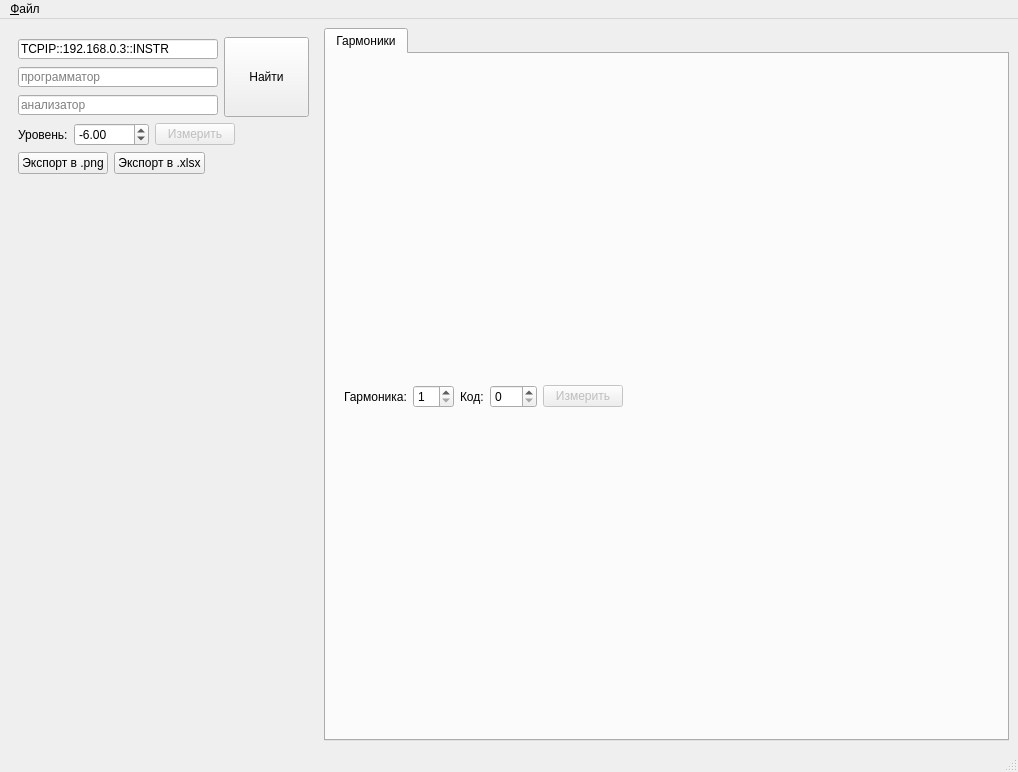
First picture: the form in mainwindow.ui, repository igrekus/lpf_uni, before the edit.
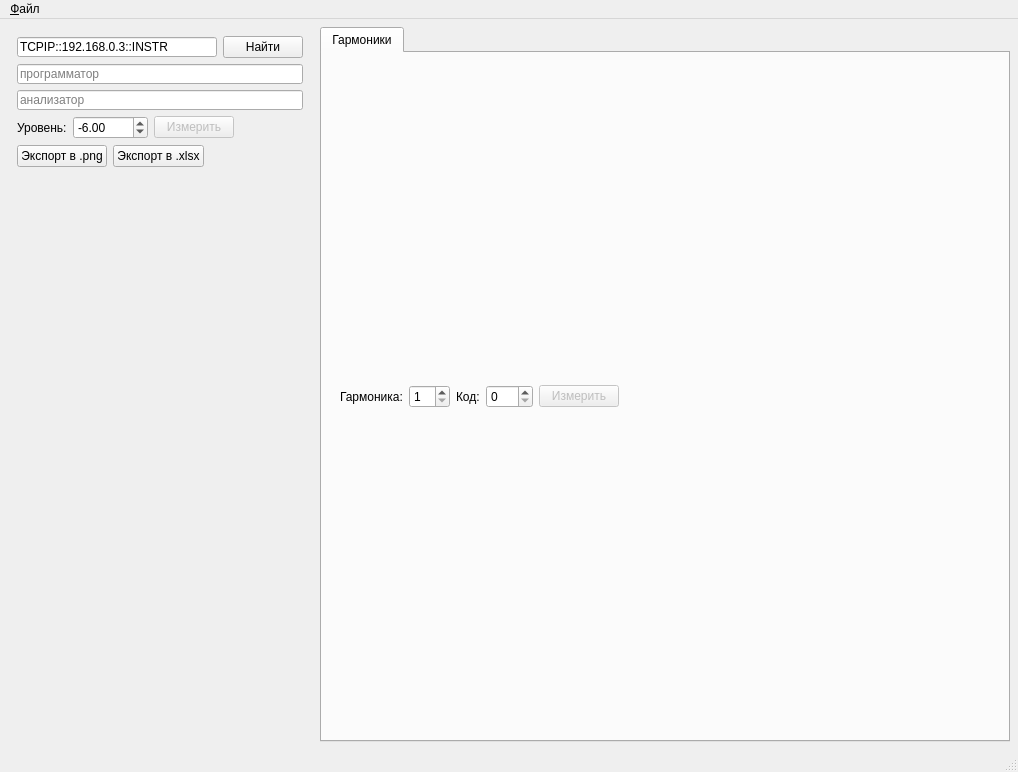
Second picture: the form after the edit.

Commit message: feat: UI rearrange

```diff
--- a/mainwindow.ui
+++ b/mainwindow.ui
@@ -14,7 +14,22 @@
    <string>Измерения параметров ФНЧ</string>
   </property>
   <widget class="QWidget" name="centralwidget">
-   <layout class="QHBoxLayout" name="horizontalLayout_5">
+   <layout class="QHBoxLayout" name="horizontalLayout_4">
+    <property name="spacing">
+     <number>8</number>
+    </property>
+    <property name="leftMargin">
+     <number>8</number>
+    </property>
+    <property name="topMargin">
+     <number>8</number>
+    </property>
+    <property name="rightMargin">
+     <number>8</number>
+    </property>
+    <property name="bottomMargin">
+     <number>8</number>
+    </property>
     <item>
      <layout class="QVBoxLayout" name="verticalLayout_3">
       <item>
@@ -33,12 +48,9 @@
         </property>
         <layout class="QVBoxLayout" name="verticalLayout_2">
          <item>
-          <layout class="QHBoxLayout" name="horizontalLayout_2">
-           <item>
             <layout class="QVBoxLayout" name="verticalLayout">
-             <property name="sizeConstraint">
-              <enum>QLayout::SetMinimumSize</enum>
-             </property>
+           <item>
+            <layout class="QHBoxLayout" name="horizontalLayout_2">
              <item>
               <widget class="QLineEdit" name="editAnalyzerAddr">
                <property name="minimumSize">
@@ -62,9 +74,30 @@
               </widget>
              </item>
              <item>
+              <widget class="QPushButton" name="btnFindInstr">
+               <property name="sizePolicy">
+                <sizepolicy hsizetype="Fixed" vsizetype="Fixed">
+                 <horstretch>0</horstretch>
+                 <verstretch>0</verstretch>
+                </sizepolicy>
+               </property>
+               <property name="minimumSize">
+                <size>
+                 <width>40</width>
+                 <height>20</height>
+                </size>
+               </property>
+               <property name="text">
+                <string>Найти</string>
+               </property>
+              </widget>
+             </item>
+            </layout>
+           </item>
+           <item>
               <widget class="QLineEdit" name="editArduino">
                <property name="sizePolicy">
-                <sizepolicy hsizetype="Fixed" vsizetype="Fixed">
+              <sizepolicy hsizetype="MinimumExpanding" vsizetype="Fixed">
                  <horstretch>0</horstretch>
                  <verstretch>0</verstretch>
                 </sizepolicy>
@@ -77,7 +110,7 @@
                </property>
                <property name="maximumSize">
                 <size>
-                 <width>200</width>
+               <width>16777215</width>
                  <height>20</height>
                 </size>
                </property>
@@ -92,7 +125,7 @@
              <item>
               <widget class="QLineEdit" name="editAnalyzer">
                <property name="sizePolicy">
-                <sizepolicy hsizetype="Fixed" vsizetype="Fixed">
+              <sizepolicy hsizetype="MinimumExpanding" vsizetype="Fixed">
                  <horstretch>0</horstretch>
                  <verstretch>0</verstretch>
                 </sizepolicy>
@@ -105,7 +138,7 @@
                </property>
                <property name="maximumSize">
                 <size>
-                 <width>200</width>
+               <width>16777215</width>
                  <height>20</height>
                 </size>
                </property>
@@ -114,27 +147,6 @@
                </property>
                <property name="placeholderText">
                 <string>анализатор</string>
-               </property>
-              </widget>
-             </item>
-            </layout>
-           </item>
-           <item>
-            <widget class="QPushButton" name="btnFindInstr">
-             <property name="sizePolicy">
-              <sizepolicy hsizetype="Fixed" vsizetype="Fixed">
-               <horstretch>0</horstretch>
-               <verstretch>0</verstretch>
-              </sizepolicy>
-             </property>
-             <property name="minimumSize">
-              <size>
-               <width>85</width>
-               <height>80</height>
-              </size>
-             </property>
-             <property name="text">
-              <string>Найти</string>
              </property>
             </widget>
            </item>
```
Lines whose indentation alone changed are shown as unchanged. The commit also changes 1 other file.
